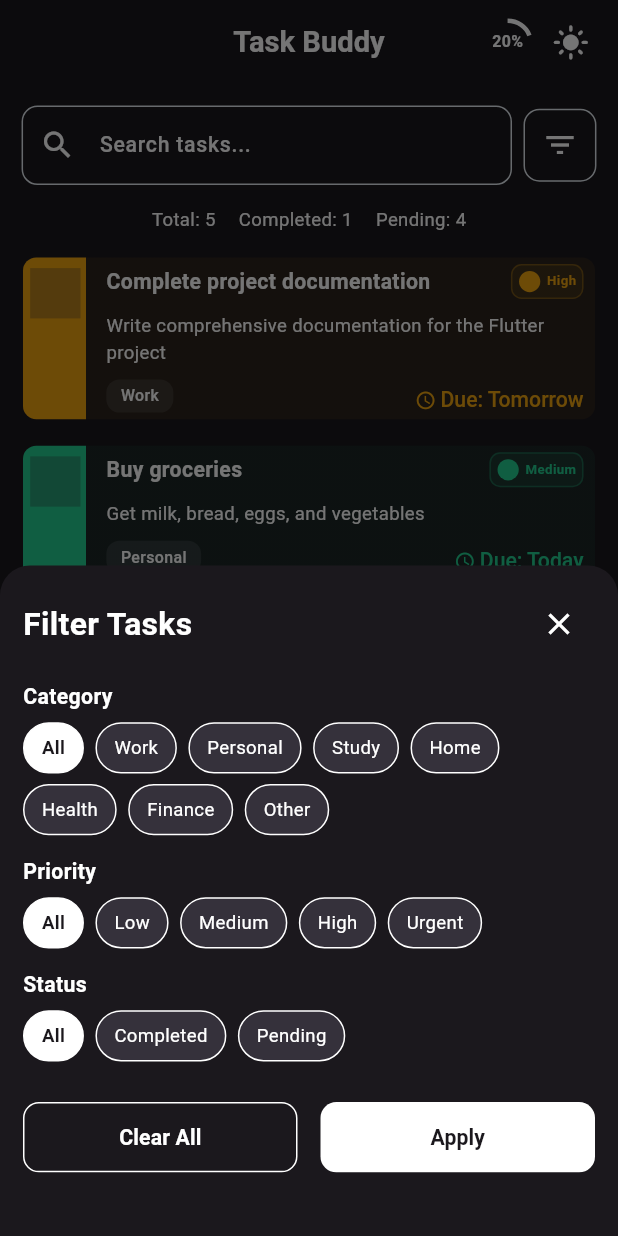
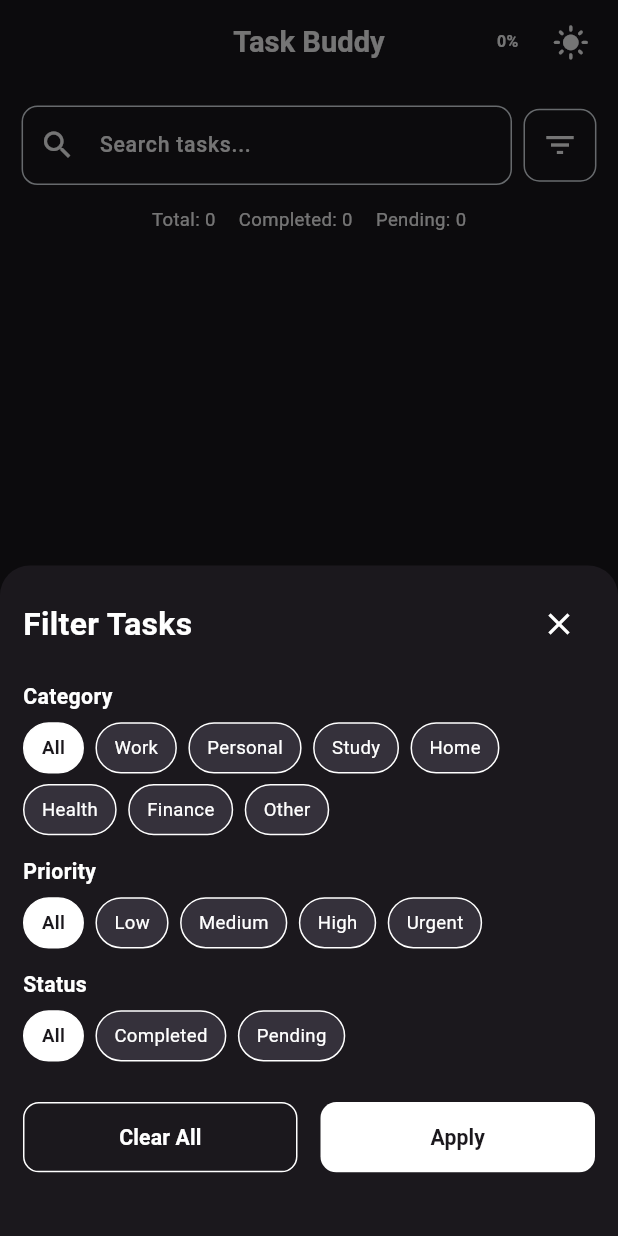
Before and after one commit to AchizuePriscilla/task-buddy, a Flutter app: the screen it shows after launch, after a tap on the "filter list" icon, on a phone screen of 412 x 824 dp. Run offline on Flutter 3.47's test engine with Material 3 defaults, Android fonts, the light colour scheme and no system bars; our stand-ins replace flutter_riverpod, flutter_screenutil, hive, hive_flutter, shared_preferences; accounts and stored records are empty; Roboto replaces fonts that are missing (Helvetica).

Commit message:
Feat: Create task

```diff
--- a/lib/features/task_management/presentation/providers/task_state_provider.dart
+++ b/lib/features/task_management/presentation/providers/task_state_provider.dart
@@ -1,7 +1,5 @@
 import 'package:flutter_riverpod/flutter_riverpod.dart';
 import 'package:task_buddy/features/task_management/domain/models/task_model.dart';
-import 'package:task_buddy/features/task_management/domain/enums/category_enum.dart';
-import 'package:task_buddy/features/task_management/domain/enums/priority_enum.dart';
 import 'package:task_buddy/features/task_management/domain/repositories/task_repository.dart';
 import 'package:task_buddy/features/task_management/domain/providers/task_repository_provider.dart';
 import 'package:task_buddy/shared/localization/strings.dart';
@@ -41,15 +39,7 @@ class TaskStateNotifier extends StateNotifier<TaskState> {
     state = state.copyWith(isLoading: true, error: null);
     try {
       final tasks = await _repository.getAllTasks();
-
-      // Add sample data if no tasks exist (for testing)
-      if (tasks.isEmpty) {
-        await _addSampleTasks();
-        final updatedTasks = await _repository.getAllTasks();
-        state = state.copyWith(tasks: updatedTasks, isLoading: false);
-      } else {
-        state = state.copyWith(tasks: tasks, isLoading: false);
-      }
+      state = state.copyWith(tasks: tasks, isLoading: false);
     } catch (e) {
       state = state.copyWith(
         error: '${AppStrings.failedToLoadTasks} ${e.toString()}',
@@ -58,92 +48,46 @@ class TaskStateNotifier extends StateNotifier<TaskState> {
     }
   }
 
-  Future<void> _addSampleTasks() async {
-    final sampleTasks = [
-      TaskModel(
-        id: '1',
-        title: 'Complete project documentation',
-        description:
-            'Write comprehensive documentation for the Flutter project',
-        category: CategoryEnum.work,
-        dueDate: DateTime.now().add(Duration(days: 2)),
-        priority: Priority.high,
-        isCompleted: false,
-      ),
-      TaskModel(
-        id: '2',
-        title: 'Buy groceries',
-        description: 'Get milk, bread, eggs, and vegetables',
-        category: CategoryEnum.personal,
-        dueDate: DateTime.now().add(Duration(days: 1)),
-        priority: Priority.medium,
-        isCompleted: false,
-      ),
-      TaskModel(
-        id: '3',
-        title: 'Exercise routine',
-        description: '30 minutes cardio and strength training',
-        category: CategoryEnum.health,
-        dueDate: DateTime.now(),
-        priority: Priority.high,
-        isCompleted: true,
-      ),
-      TaskModel(
-        id: '4',
-        title: 'Read Flutter documentation',
-        description: 'Study Riverpod and state management patterns',
-        category: CategoryEnum.study,
-        dueDate: DateTime.now().add(Duration(days: 5)),
-        priority: Priority.low,
-        isCompleted: false,
-      ),
-      TaskModel(
-        id: '5',
-        title: 'Call dentist',
-        description: 'Schedule annual checkup appointment',
-        category: CategoryEnum.health,
-        dueDate: DateTime.now().add(Duration(days: 3)),
-        priority: Priority.medium,
-        isCompleted: false,
-      ),
-    ];
-
-    for (final task in sampleTasks) {
-      await _repository.createTask(task);
-    }
-  }
-
   Future<void> createTask(TaskModel task) async {
+    state = state.copyWith(isLoading: true, error: null);
     try {
       await _repository.createTask(task);
       await loadTasks();
     } catch (e) {
       state = state.copyWith(
-          error: '${AppStrings.failedToCreateTask} ${e.toString()}');
+        error: AppStrings.failedToCreateTask,
+        isLoading: false,
+      );
     }
   }
 
   Future<void> updateTask(TaskModel task) async {
+    state = state.copyWith(isLoading: true, error: null);
     try {
       await _repository.updateTask(task);
       final updatedTasks = state.tasks.map((t) {
         return t.id == task.id ? task : t;
       }).toList();
-      state = state.copyWith(tasks: updatedTasks);
+      state = state.copyWith(tasks: updatedTasks, isLoading: false);
     } catch (e) {
       state = state.copyWith(
-          error: '${AppStrings.failedToUpdateTask} ${e.toString()}');
+        error: AppStrings.failedToUpdateTask,
+        isLoading: false,
+      );
     }
   }
 
   Future<void> deleteTask(TaskModel task) async {
+    state = state.copyWith(isLoading: true, error: null);
     try {
       await _repository.deleteTask(task);
       final updatedTasks = state.tasks.where((t) => t.id != task.id).toList();
-      state = state.copyWith(tasks: updatedTasks);
+      state = state.copyWith(tasks: updatedTasks, isLoading: false);
     } catch (e) {
       state = state.copyWith(
-          error: '${AppStrings.failedToDeleteTask} ${e.toString()}');
+        error: AppStrings.failedToDeleteTask,
+        isLoading: false,
+      );
     }
   }
 
--- a/lib/features/task_management/presentation/widgets/button.dart
+++ b/lib/features/task_management/presentation/widgets/button.dart
@@ -9,6 +9,7 @@ class Button extends StatelessWidget {
   final Color? color;
   final Color? textColor;
   final bool isOutlined;
+  final bool isLoading;
   const Button({
     super.key,
     required this.text,
@@ -17,6 +18,7 @@ class Button extends StatelessWidget {
     this.color,
     this.textColor,
     this.isOutlined = false,
+    this.isLoading = false,
   });
 
   @override
@@ -58,8 +60,13 @@ class Button extends StatelessWidget {
                       .withValues(alpha: .4)),
         ),
       ),
-      child: child,
-      onPressed: () => active ? onPressed() : () {},
+      child: isLoading
+          ? Center(
+              child: CircularProgressIndicator(
+              color: Theme.of(context).colorScheme.onPrimary,
+            ))
+          : child,
+      onPressed: () => active && !isLoading ? onPressed() : () {},
     );
   }
 }
--- a/lib/shared/localization/strings.dart
+++ b/lib/shared/localization/strings.dart
@@ -82,4 +82,16 @@ class AppStrings {
   static const String failedToCreateTask = 'Failed to create task:';
   static const String failedToUpdateTask = 'Failed to update task:';
   static const String failedToDeleteTask = 'Failed to delete task:';
+
+  // Form validation strings
+  static const String titleRequired = 'Please enter a title for your task';
+  static const String descriptionRequired =
+      'Please enter a description for your task';
+  static const String categoryRequired =
+      'Please select a category for your task';
+  static const String dueDateRequired =
+      'Please select a due date for your task';
+  static const String dueDatePast = 'Due date cannot be in the past';
+  static const String taskCreatedSuccess = 'Task created successfully!';
+  static const String taskCreationFailed = 'Failed to create task:';
 }
```
Also changed, not shown: lib/features/task_management/domain/services/form_validator.dart (added, +37 -0 lines), lib/features/task_management/presentation/screens/create_task_screen.dart (+121 -29 lines), lib/features/task_management/presentation/widgets/due_date_rich_text.dart (+13 -4 lines).
